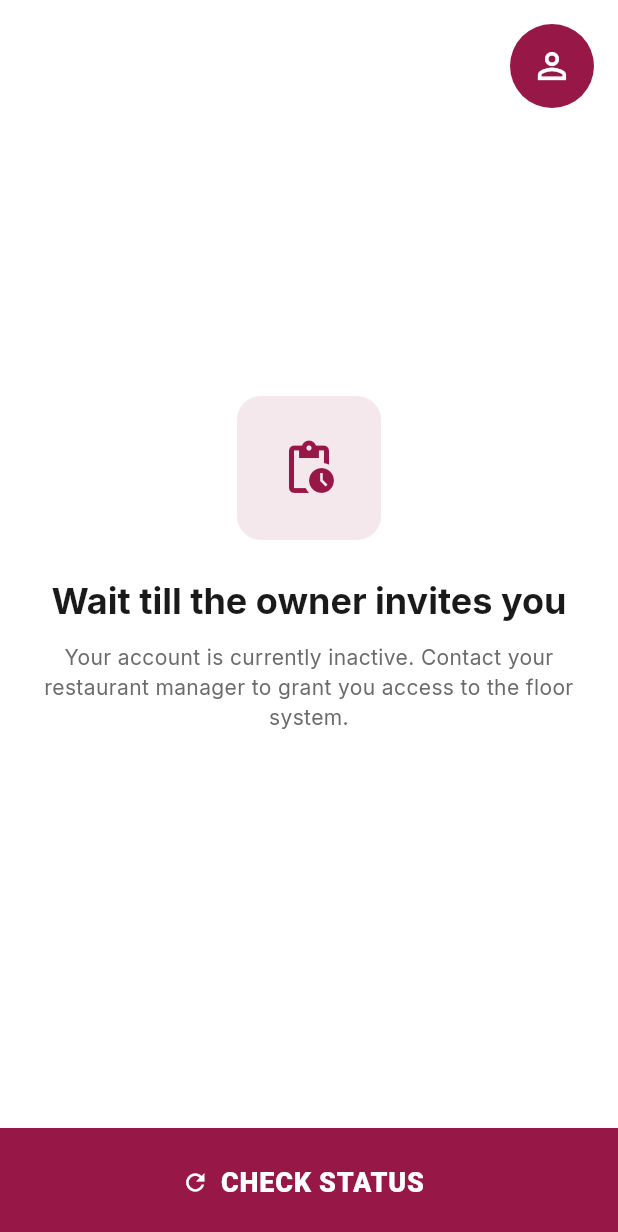
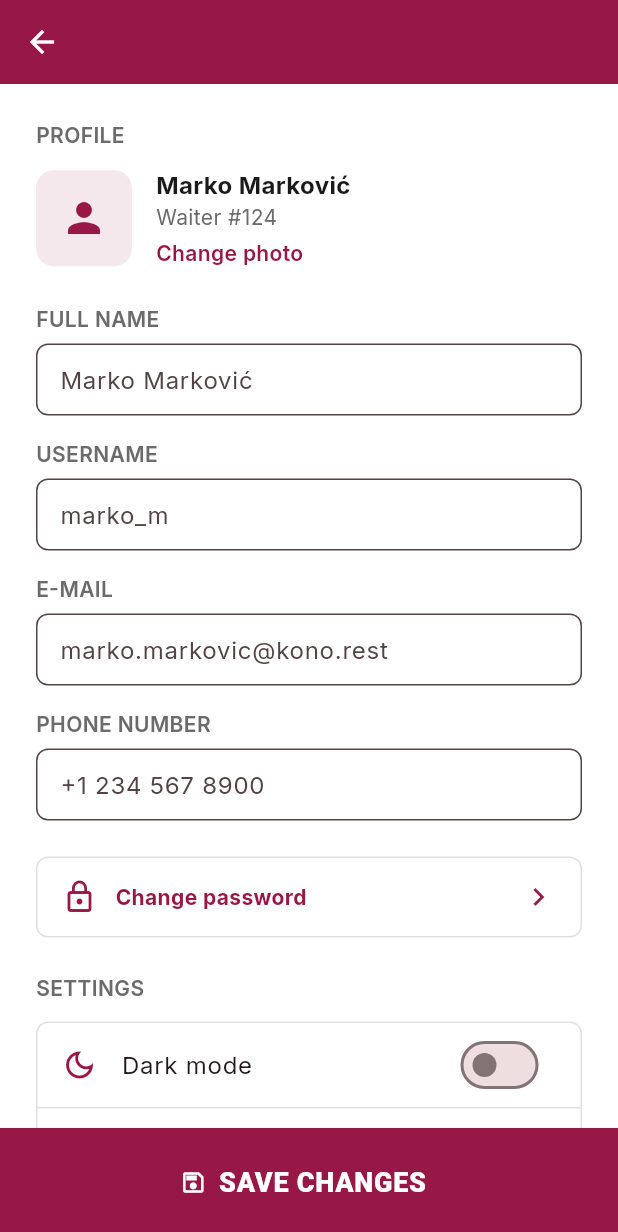
Before and after one commit to 2K-Solutions/KonoFrontend, a Flutter app: the WaitForInviteScreen screen opened by its route, after a tap on the "person outline" icon, on a phone screen of 412 x 824 dp. Shown: the top 1232 px of the screen. Run offline on Flutter 3.47's test engine with Material 3 defaults, Android fonts, the phone set to English and light mode, and no system bars; our stand-ins replace flutter_riverpod, go_router.

Commit message:
feat: add worker profile screen

```diff
--- a/lib/core/router.dart
+++ b/lib/core/router.dart
@@ -5,6 +5,7 @@ import 'package:konofrontend/features/auth/presentation/screens/role_selection_s
 import 'package:konofrontend/features/auth/presentation/screens/worker_choice_screen.dart';
 import 'package:konofrontend/features/auth/presentation/screens/worker_registration_screen.dart';
 import 'package:konofrontend/features/auth/presentation/screens/wait_for_invite_screen.dart';
+import 'package:konofrontend/features/auth/presentation/screens/worker_profile_screen.dart';
 import 'package:konofrontend/features/owner/presentation/screens/owner_home_screen.dart';
 
 final GoRouter appRouter = GoRouter(
@@ -42,5 +43,9 @@ final GoRouter appRouter = GoRouter(
       path: AppRoutes.workerWaitForInvite,
       builder: (context, state) => const WaitForInviteScreen(),
     ),
+    GoRoute(
+      path: AppRoutes.workerProfile,
+      builder: (context, state) => const WorkerProfileScreen(),
+    ),
   ],
 );
--- a/lib/features/auth/presentation/screens/wait_for_invite_screen.dart
+++ b/lib/features/auth/presentation/screens/wait_for_invite_screen.dart
@@ -1,4 +1,6 @@
 import 'package:flutter/material.dart';
+import 'package:go_router/go_router.dart';
+import 'package:konofrontend/core/routes.dart';
 import 'package:konofrontend/core/theme.dart';
 import 'package:konofrontend/core/widgets/bottom_button_scaffold.dart';
 
@@ -54,13 +56,13 @@ class WaitForInviteScreen extends StatelessWidget {
               width: 56,
               height: 56,
               child: Material(
-                color: AppColors.primary,
+                color: AppColors.primary.withValues(alpha: 0.1),
                 shape: const CircleBorder(),
                 child: InkWell(
-                  onTap: () {},
+                  onTap: () => context.push(AppRoutes.workerProfile),
                   customBorder: const CircleBorder(),
                   child: const Center(
-                    child: Icon(Icons.person_outline, color: Colors.white, size: 28),
+                    child: Icon(Icons.person_outline, color: AppColors.primary, size: 28),
                   ),
                 ),
               ),
--- /dev/null
+++ b/lib/features/auth/presentation/screens/worker_profile_screen.dart
@@ -0,0 +1,143 @@
+import 'package:flutter/material.dart';
+import 'package:konofrontend/core/theme.dart';
+import 'package:konofrontend/core/widgets/app_text_field.dart';
+import 'package:konofrontend/core/widgets/bottom_button_scaffold.dart';
+
+class WorkerProfileScreen extends StatelessWidget {
+  const WorkerProfileScreen({super.key});
+
+  @override
+  Widget build(BuildContext context) {
+    final labelStyle = Theme.of(context).inputDecorationTheme.labelStyle;
+
+    return BottomButtonScaffold(
+      buttonLabel: 'Save changes',
+      buttonIcon: Icons.save_outlined,
+      onButtonPressed: () {},
+      body: SingleChildScrollView(
+        padding: const EdgeInsets.fromLTRB(24, 24, 24, 24),
+        child: Column(
+          crossAxisAlignment: CrossAxisAlignment.start,
+          children: [
+            Text('PROFILE', style: labelStyle),
+            const SizedBox(height: 12),
+            Row(
+              children: [
+                Container(
+                  width: 64,
+                  height: 64,
+                  alignment: Alignment.center,
+                  decoration: BoxDecoration(
+                    color: AppColors.primary.withValues(alpha: 0.1),
+                    borderRadius: BorderRadius.circular(12),
+                  ),
+                  child: const Icon(Icons.person, color: AppColors.primary, size: 32),
+                ),
+                const SizedBox(width: 16),
+                Column(
+                  crossAxisAlignment: CrossAxisAlignment.start,
+                  children: [
+                    const Text(
+                      'Marko Marković',
+                      style: TextStyle(fontWeight: FontWeight.w700, fontSize: 16),
+                    ),
+                    Text('Waiter #124', style: TextStyle(color: AppColors.textMuted)),
+                    const SizedBox(height: 4),
+                    GestureDetector(
+                      onTap: () {},
+                      child: const Text(
+                        'Change photo',
+                        style: TextStyle(color: AppColors.primary, fontWeight: FontWeight.w600),
+                      ),
+                    ),
+                  ],
+                ),
+              ],
+            ),
+            const SizedBox(height: 24),
+            const AppTextField(label: 'Full name', hint: 'Marko Marković', maxLength: 50),
+            const AppTextField(label: 'Username', hint: 'marko_m', maxLength: 25),
+            const AppTextField(
+              label: 'E-mail',
+              hint: 'marko.markovic@kono.rest',
+              keyboardType: TextInputType.emailAddress,
+              maxLength: 50,
+            ),
+            const AppTextField(
+              label: 'Phone number',
+              hint: '+1 234 567 8900',
+              keyboardType: TextInputType.phone,
+              maxLength: 15,
+            ),
+            const SizedBox(height: 8),
+            Material(
+              color: Colors.white,
+              borderRadius: BorderRadius.circular(8),
+              child: InkWell(
+                onTap: () {},
+                borderRadius: BorderRadius.circular(8),
+                child: Container(
+                  padding: const EdgeInsets.symmetric(horizontal: 16, vertical: 14),
+                  decoration: BoxDecoration(
+                    border: Border.all(color: Colors.grey.shade300),
+                    borderRadius: BorderRadius.circular(8),
+                  ),
+                  child: const Row(
+                    children: [
+                      Icon(Icons.lock_outline, color: AppColors.primary),
+                      SizedBox(width: 12),
+                      Expanded(
+                        child: Text(
+                          'Change password',
+                          style: TextStyle(color: AppColors.primary, fontWeight: FontWeight.w700),
+                        ),
+                      ),
+                      Icon(Icons.chevron_right, color: AppColors.primary),
+                    ],
+                  ),
+                ),
+              ),
+            ),
+            const SizedBox(height: 24),
+            Text('SETTINGS', style: labelStyle),
+            const SizedBox(height: 12),
+            Container(
+              decoration: BoxDecoration(
+                color: Colors.white,
+                border: Border.all(color: Colors.grey.shade300),
+                borderRadius: BorderRadius.circular(8),
+              ),
+              child: Column(
+                children: [
+                  SwitchListTile(
+                    value: false,
+                    onChanged: (_) {},
+                    activeThumbColor: AppColors.primary,
+                    secondary: const Icon(Icons.dark_mode_outlined, color: AppColors.primary),
+                    title: const Text('Dark mode'),
+                  ),
+                  Divider(height: 1, color: Colors.grey.shade300),
+                  ListTile(
+                    leading: const Icon(Icons.language, color: AppColors.primary),
+                    title: const Text('Language'),
+                    trailing: Row(
+                      mainAxisSize: MainAxisSize.min,
+                      children: [
+                        const Text(
+                          'English',
+                          style: TextStyle(color: AppColors.primary, fontWeight: FontWeight.w600),
+                        ),
+                        const Icon(Icons.chevron_right, color: AppColors.primary),
+                      ],
+                    ),
+                    onTap: () {},
+                  ),
+                ],
+              ),
+            ),
+          ],
+        ),
+      ),
+    );
+  }
+}
```
